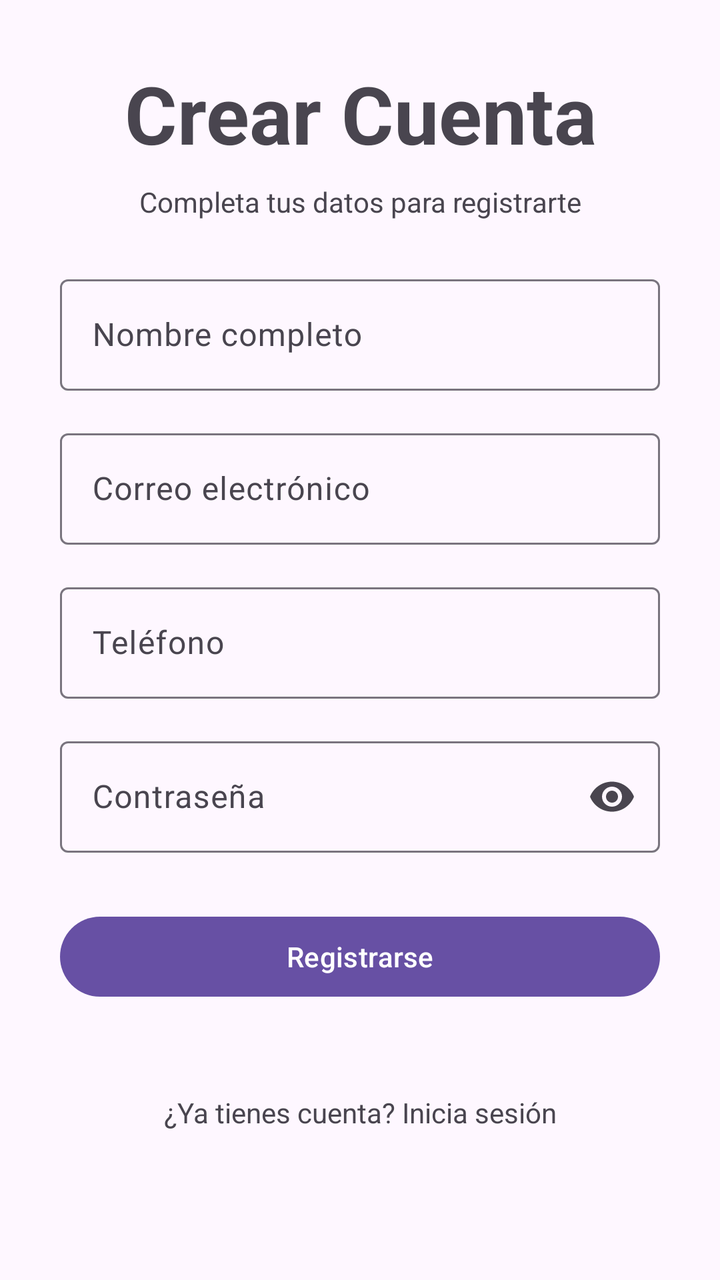
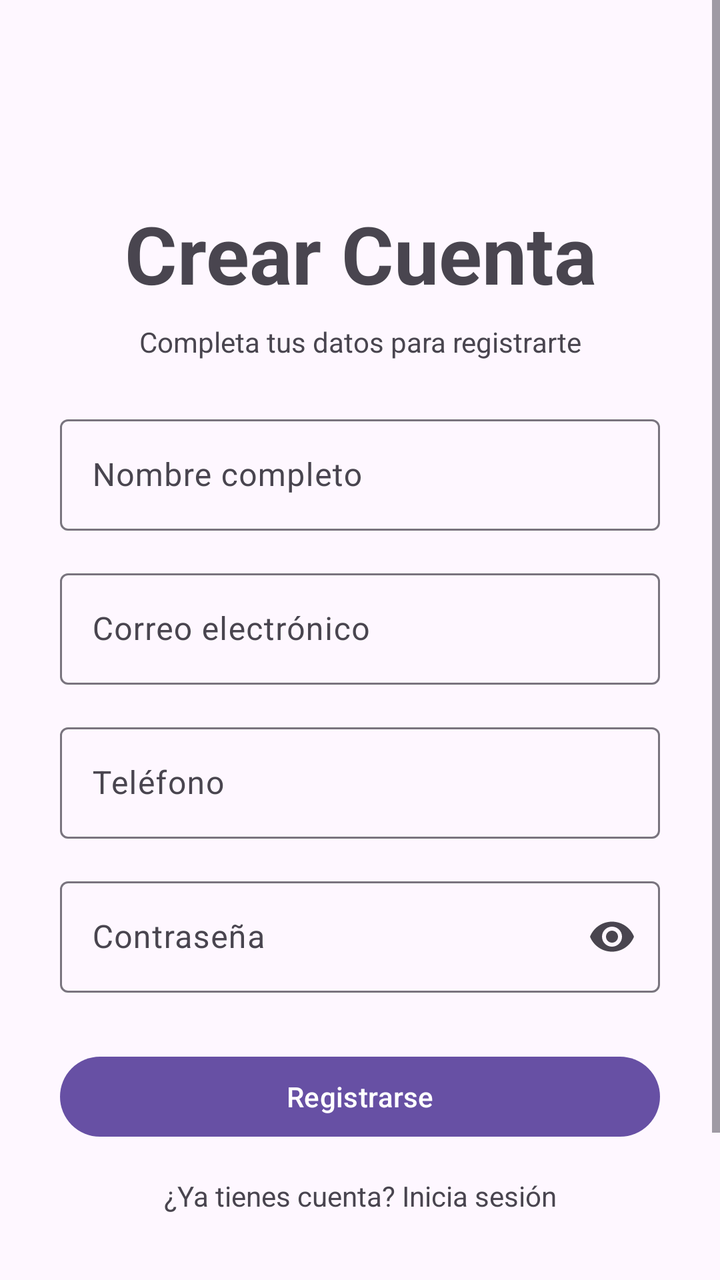

Screens rendered from an Android XML layout before and after an edit, with the pre-edit source and the edit as a unified diff.
<!-- AndroidManifest.xml: application theme Theme.AplicacionPeluquerias -->
<!-- res/layout/fragment_registro.xml -->
<?xml version="1.0" encoding="utf-8"?>
<ScrollView xmlns:android="http://schemas.android.com/apk/res/android"
    xmlns:app="http://schemas.android.com/apk/res-auto"
    xmlns:tools="http://schemas.android.com/tools"
    android:layout_width="match_parent"
    android:layout_height="match_parent"
    android:fillViewport="true"
    tools:context=".fragments.RegistroFragment">

    <androidx.constraintlayout.widget.ConstraintLayout
        android:layout_width="match_parent"
        android:layout_height="wrap_content"
        android:padding="30dp">

        
        <TextView
            android:id="@+id/textViewTituloRegistro"
            android:layout_width="0dp"
            android:layout_height="wrap_content"
            android:text="@string/titulo_registro"
            android:textAlignment="center"
            android:textSize="40sp"
            android:textStyle="bold"
            app:layout_constraintEnd_toEndOf="parent"
            app:layout_constraintStart_toStartOf="parent"
            app:layout_constraintTop_toTopOf="parent" />

        
        <TextView
            android:id="@+id/textViewSubtituloRegistro"
            android:layout_width="0dp"
            android:layout_height="wrap_content"
            android:layout_marginTop="8dp"
            android:text="@string/subtitulo_registro"
            android:textAlignment="center"
            android:textSize="14sp"
            app:layout_constraintEnd_toEndOf="parent"
            app:layout_constraintStart_toStartOf="parent"
            app:layout_constraintTop_toBottomOf="@id/textViewTituloRegistro" />

        
        <com.google.android.material.textfield.TextInputLayout
            android:id="@+id/tilNombre"
            android:layout_width="0dp"
            android:layout_height="wrap_content"
            android:layout_marginTop="24dp"
            android:hint="@string/hint_nombre"
            app:layout_constraintEnd_toEndOf="parent"
            app:layout_constraintStart_toStartOf="parent"
            app:layout_constraintTop_toBottomOf="@id/textViewSubtituloRegistro">

            <com.google.android.material.textfield.TextInputEditText
                android:id="@+id/etNombre"
                android:layout_width="match_parent"
                android:layout_height="wrap_content"
                android:inputType="textPersonName" />
        </com.google.android.material.textfield.TextInputLayout>

        
        <com.google.android.material.textfield.TextInputLayout
            android:id="@+id/tilEmail"
            android:layout_width="0dp"
            android:layout_height="wrap_content"
            android:layout_marginTop="16dp"
            android:hint="@string/hint_email"
            app:layout_constraintEnd_toEndOf="parent"
            app:layout_constraintStart_toStartOf="parent"
            app:layout_constraintTop_toBottomOf="@id/tilNombre">

            <com.google.android.material.textfield.TextInputEditText
                android:id="@+id/etEmail"
                android:layout_width="match_parent"
                android:layout_height="wrap_content"
                android:inputType="textEmailAddress" />
        </com.google.android.material.textfield.TextInputLayout>

        
        <com.google.android.material.textfield.TextInputLayout
            android:id="@+id/tilTelefono"
            android:layout_width="0dp"
            android:layout_height="wrap_content"
            android:layout_marginTop="16dp"
            android:hint="@string/hint_telefono"
            app:layout_constraintEnd_toEndOf="parent"
            app:layout_constraintStart_toStartOf="parent"
            app:layout_constraintTop_toBottomOf="@id/tilEmail">

            <com.google.android.material.textfield.TextInputEditText
                android:id="@+id/etTelefono"
                android:layout_width="match_parent"
                android:layout_height="wrap_content"
                android:inputType="phone" />
        </com.google.android.material.textfield.TextInputLayout>

        
        <com.google.android.material.textfield.TextInputLayout
            android:id="@+id/tilPassword"
            android:layout_width="0dp"
            android:layout_height="wrap_content"
            android:layout_marginTop="16dp"
            android:hint="@string/hint_password"
            app:endIconMode="password_toggle"
            app:layout_constraintEnd_toEndOf="parent"
            app:layout_constraintStart_toStartOf="parent"
            app:layout_constraintTop_toBottomOf="@id/tilTelefono">

            <com.google.android.material.textfield.TextInputEditText
                android:id="@+id/etPassword"
                android:layout_width="match_parent"
                android:layout_height="wrap_content"
                android:inputType="textPassword" />
        </com.google.android.material.textfield.TextInputLayout>

        
        <com.google.android.material.button.MaterialButton
            android:id="@+id/buttonCrearCuenta"
            android:layout_width="0dp"
            android:layout_height="wrap_content"
            android:layout_marginTop="28dp"
            android:text="@string/btn_crear_cuenta"
            app:layout_constraintEnd_toEndOf="parent"
            app:layout_constraintStart_toStartOf="parent"
            app:layout_constraintTop_toBottomOf="@id/tilPassword" />

        
        <TextView
            android:id="@+id/textViewIrALogin"
            android:layout_width="wrap_content"
            android:layout_height="wrap_content"
            android:layout_marginTop="16dp"
            android:layout_marginBottom="16dp"
            android:text="@string/ya_tienes_cuenta"
            android:textSize="14sp"
            app:layout_constraintBottom_toBottomOf="parent"
            app:layout_constraintEnd_toEndOf="parent"
            app:layout_constraintStart_toStartOf="parent"
            app:layout_constraintTop_toBottomOf="@id/buttonCrearCuenta" />

    </androidx.constraintlayout.widget.ConstraintLayout>
</ScrollView>
<!-- resources referenced by this layout -->
<resources>
  <string name="btn_crear_cuenta">Registrarse</string>
  <string name="hint_email">Correo electrónico</string>
  <string name="hint_nombre">Nombre completo</string>
  <string name="hint_password">Contraseña</string>
  <string name="hint_telefono">Teléfono</string>
  <string name="subtitulo_registro">Completa tus datos para registrarte</string>
  <string name="titulo_registro">Crear Cuenta</string>
  <string name="ya_tienes_cuenta">¿Ya tienes cuenta? Inicia sesión</string>
  <style name="Theme.AplicacionPeluquerias" parent="Base.Theme.AplicacionPeluquerias" />
  <style name="Base.Theme.AplicacionPeluquerias" parent="Theme.Material3.DayNight.NoActionBar">
          
          
      </style>
</resources>

<!-- the commit's change to res/layout/fragment_registro.xml (unified diff, before → after) -->
@@ -10,7 +10,8 @@
     <androidx.constraintlayout.widget.ConstraintLayout
         android:layout_width="match_parent"
         android:layout_height="wrap_content"
-        android:padding="30dp">
+        android:paddingVertical="100dp"
+        android:paddingHorizontal="30dp">
 
         
         <TextView
